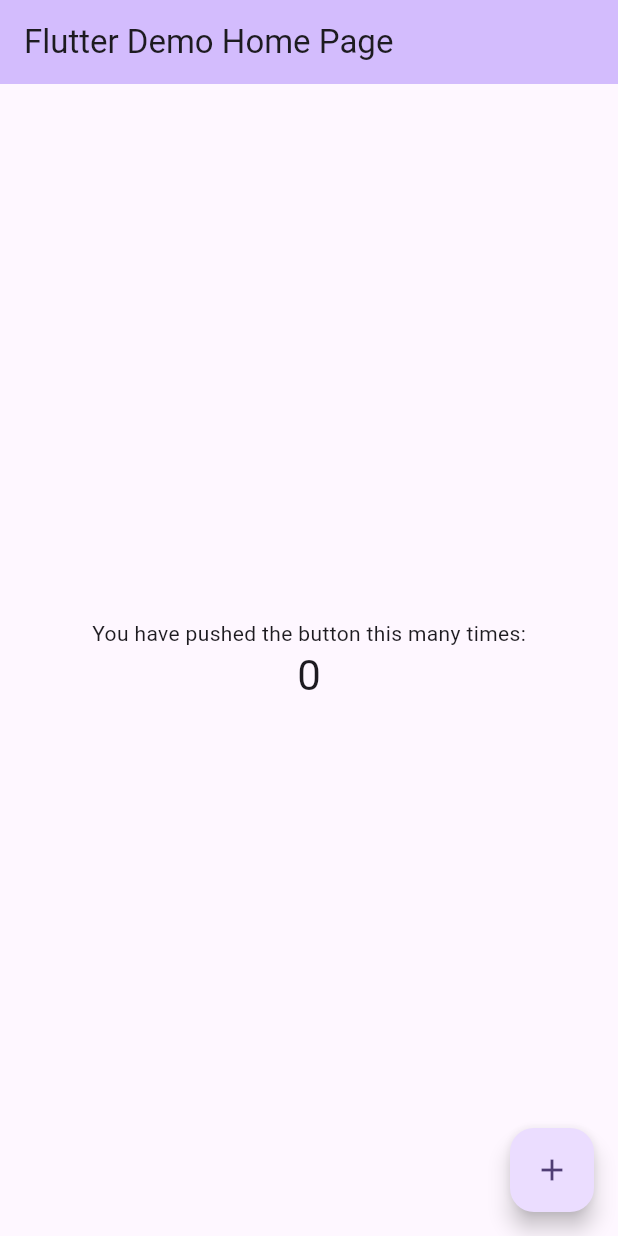
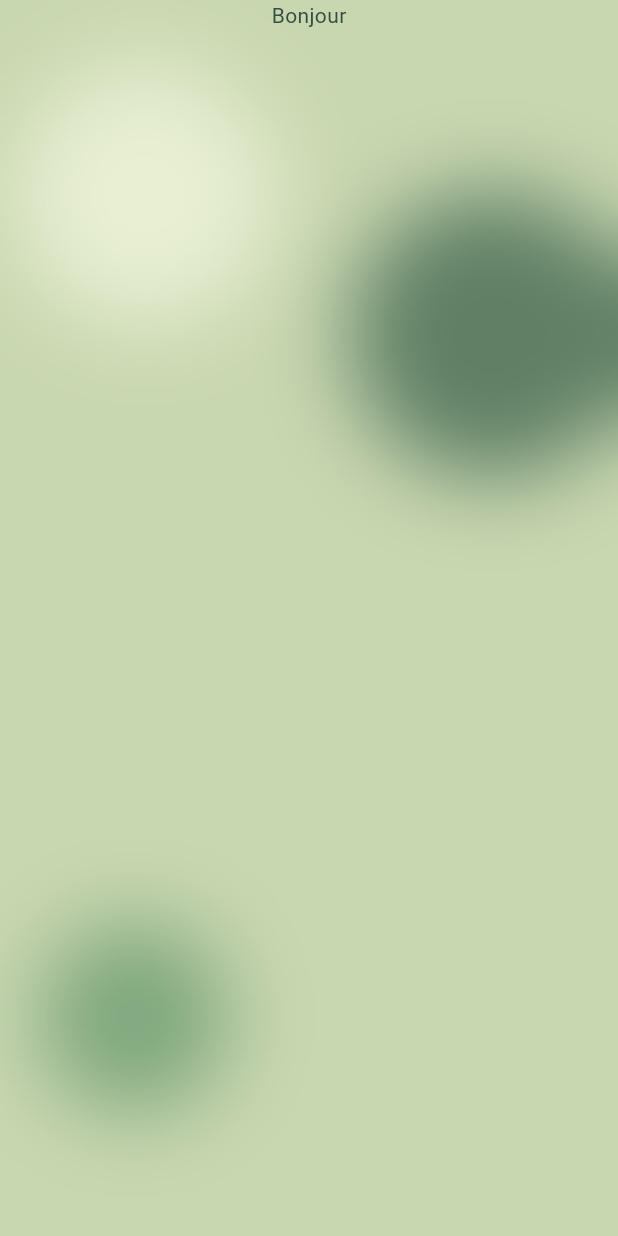
Before and after one commit to FLAMANT-Lorian/TicTic, a Flutter app: the screen it shows after launch, on a phone screen of 412 x 824 dp. Run offline on Flutter 3.47's test engine with Material 3 defaults, Android fonts, the phone set to English and light mode, and no system bars.

Commit message:
Init Welcome Screen

```diff
--- a/code/tictic/constants/colors.dart
+++ b/code/tictic/lib/constants/colors.dart
@@ -1,6 +1,5 @@
 import 'package:flutter/material.dart';
-
-import 'fonts.dart' show kButtonTextStyle;
+import 'package:tictic/constants/fonts.dart';
 
 
 const kMainColor = Color.fromRGBO(52, 78, 65, 1);
@@ -16,7 +15,7 @@ final kShadow = BoxShadow(
   offset: const Offset(0, 3), // changes position of shadow
 );
 
-final appTheme = ThemeData(
+final kAppTheme = ThemeData(
   useMaterial3: true,
   // recommandé avec ColorScheme
   colorScheme: ColorScheme(
--- a/code/tictic/lib/main.dart
+++ b/code/tictic/lib/main.dart
@@ -1,4 +1,6 @@
 import 'package:flutter/material.dart';
+import 'package:tictic/constants/colors.dart';
+import 'package:tictic/screens/welcome.dart';
 
 void main() {
   runApp(const MyApp());
@@ -7,116 +9,12 @@ void main() {
 class MyApp extends StatelessWidget {
   const MyApp({super.key});
 
-  // This widget is the root of your application.
   @override
   Widget build(BuildContext context) {
     return MaterialApp(
       title: 'Flutter Demo',
-      theme: ThemeData(
-        // This is the theme of your application.
-        //
-        // TRY THIS: Try running your application with "flutter run". You'll see
-        // the application has a purple toolbar. Then, without quitting the app,
-        // try changing the seedColor in the colorScheme below to Colors.green
-        // and then invoke "hot reload" (save your changes or press the "hot
-        // reload" button in a Flutter-supported IDE, or press "r" if you used
-        // the command line to start the app).
-        //
-        // Notice that the counter didn't reset back to zero; the application
-        // state is not lost during the reload. To reset the state, use hot
-        // restart instead.
-        //
-        // This works for code too, not just values: Most code changes can be
-        // tested with just a hot reload.
-        colorScheme: ColorScheme.fromSeed(seedColor: Colors.deepPurple),
-      ),
-      home: const MyHomePage(title: 'Flutter Demo Home Page'),
+      theme: kAppTheme,
+      home: const Welcome(),
     );
   }
 }
-
-class MyHomePage extends StatefulWidget {
-  const MyHomePage({super.key, required this.title});
-
-  // This widget is the home page of your application. It is stateful, meaning
-  // that it has a State object (defined below) that contains fields that affect
-  // how it looks.
-
-  // This class is the configuration for the state. It holds the values (in this
-  // case the title) provided by the parent (in this case the App widget) and
-  // used by the build method of the State. Fields in a Widget subclass are
-  // always marked "final".
-
-  final String title;
-
-  @override
-  State<MyHomePage> createState() => _MyHomePageState();
-}
-
-class _MyHomePageState extends State<MyHomePage> {
-  int _counter = 0;
-
-  void _incrementCounter() {
-    setState(() {
-      // This call to setState tells the Flutter framework that something has
-      // changed in this State, which causes it to rerun the build method below
-      // so that the display can reflect the updated values. If we changed
-      // _counter without calling setState(), then the build method would not be
-      // called again, and so nothing would appear to happen.
-      _counter++;
-    });
-  }
-
-  @override
-  Widget build(BuildContext context) {
-    // This method is rerun every time setState is called, for instance as done
-    // by the _incrementCounter method above.
-    //
-    // The Flutter framework has been optimized to make rerunning build methods
-    // fast, so that you can just rebuild anything that needs updating rather
-    // than having to individually change instances of widgets.
-    return Scaffold(
-      appBar: AppBar(
-        // TRY THIS: Try changing the color here to a specific color (to
-        // Colors.amber, perhaps?) and trigger a hot reload to see the AppBar
-        // change color while the other colors stay the same.
-        backgroundColor: Theme.of(context).colorScheme.inversePrimary,
-        // Here we take the value from the MyHomePage object that was created by
-        // the App.build method, and use it to set our appbar title.
-        title: Text(widget.title),
-      ),
-      body: Center(
-        // Center is a layout widget. It takes a single child and positions it
-        // in the middle of the parent.
-        child: Column(
-          // Column is also a layout widget. It takes a list of children and
-          // arranges them vertically. By default, it sizes itself to fit its
-          // children horizontally, and tries to be as tall as its parent.
-          //
-          // Column has various properties to control how it sizes itself and
-          // how it positions its children. Here we use mainAxisAlignment to
-          // center the children vertically; the main axis here is the vertical
-          // axis because Columns are vertical (the cross axis would be
-          // horizontal).
-          //
-          // TRY THIS: Invoke "debug painting" (choose the "Toggle Debug Paint"
-          // action in the IDE, or press "p" in the console), to see the
-          // wireframe for each widget.
-          mainAxisAlignment: MainAxisAlignment.center,
-          children: <Widget>[
-            const Text('You have pushed the button this many times:'),
-            Text(
-              '$_counter',
-              style: Theme.of(context).textTheme.headlineMedium,
-            ),
-          ],
-        ),
-      ),
-      floatingActionButton: FloatingActionButton(
-        onPressed: _incrementCounter,
-        tooltip: 'Increment',
-        child: const Icon(Icons.add),
-      ), // This trailing comma makes auto-formatting nicer for build methods.
-    );
-  }
-}
--- /dev/null
+++ b/code/tictic/lib/screens/welcome.dart
@@ -0,0 +1,21 @@
+import 'package:flutter/material.dart';
+
+class Welcome extends StatelessWidget {
+  const Welcome({super.key});
+
+  @override
+  Widget build(BuildContext context) {
+    return Scaffold(
+      body: Container(
+        width: MediaQuery.of(context).size.width,
+        decoration: BoxDecoration(
+          image: DecorationImage(
+            image: AssetImage('assets/img/back1.png'),
+            fit: BoxFit.cover,
+          ),
+        ),
+        child: SafeArea(child: Column(children: [Text('Bonjour')])),
+      ),
+    );
+  }
+}
--- a/code/tictic/pubspec.yaml
+++ b/code/tictic/pubspec.yaml
@@ -58,9 +58,9 @@ flutter:
   uses-material-design: true
 
   # To add assets to your application, add an assets section, like this:
-  # assets:
-  #   - images/a_dot_burr.jpeg
-  #   - images/a_dot_ham.jpeg
+  assets:
+    - assets/icons/
+    - assets/img/
 
   # An image asset can refer to one or more resolution-specific "variants", see
   # https://flutter.dev/to/resolution-aware-images
```
Also changed, not shown: code/tictic/lib/constants/fonts.dart (renamed from code/tictic/constants/fonts.dart), code/tictic/lib/constants/sizes.dart (renamed from code/tictic/constants/sizes.dart).
